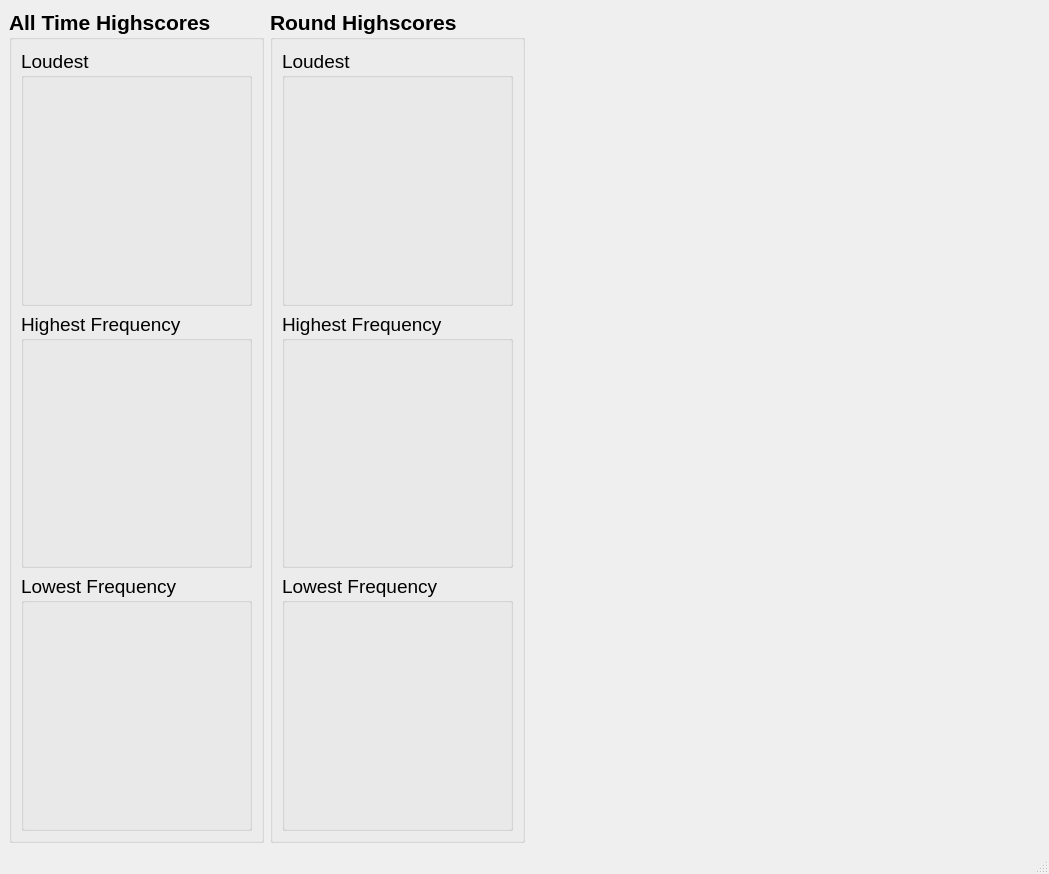
This is scores.ui in jens-j/krijseenprijs as Qt 5 draws it before an edit. The edited form follows.
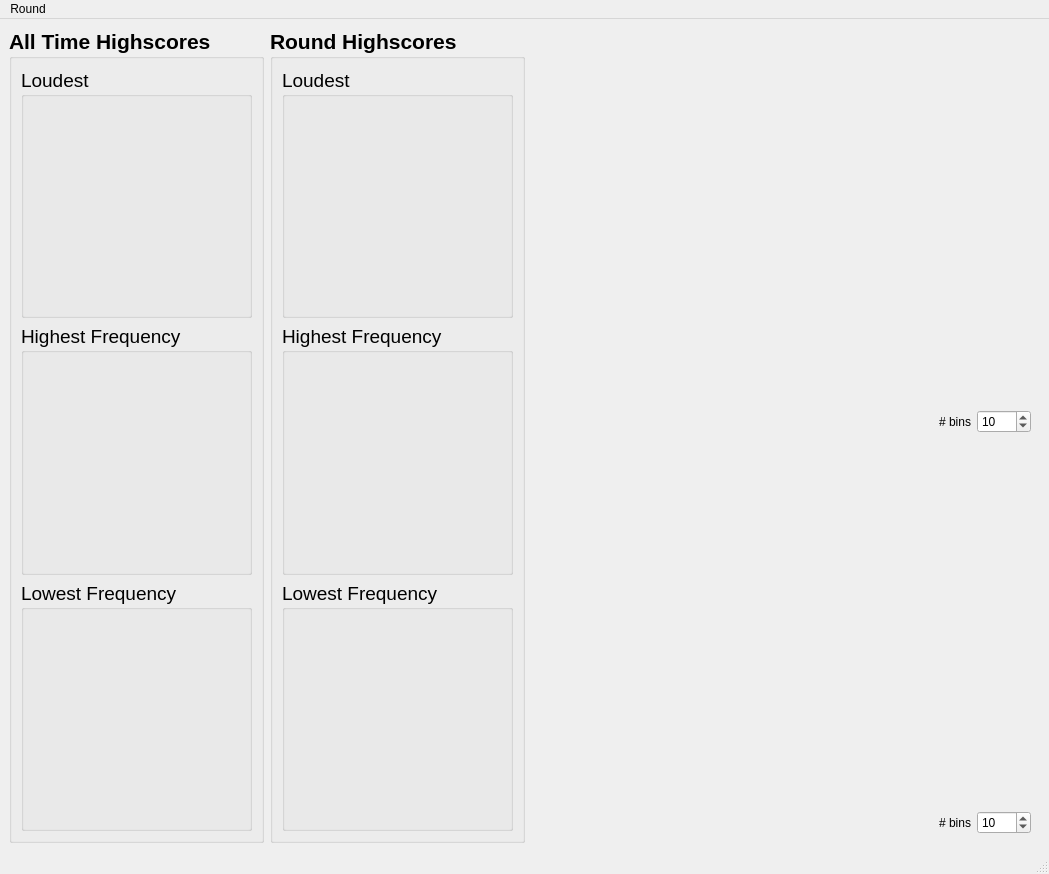
This is the edited form. Custom widgets are drawn as their Qt base class.

```diff
--- a/scores.ui
+++ b/scores.ui
@@ -243,10 +243,99 @@
       </property>
       <layout class="QVBoxLayout" name="verticalLayout">
        <item>
-        <widget class="PlotWidget" name="powerHistogram" native="true"/>
+        <widget class="PlotWidget" name="powerHistogram" native="true">
+         <property name="sizePolicy">
+          <sizepolicy hsizetype="Preferred" vsizetype="Preferred">
+           <horstretch>0</horstretch>
+           <verstretch>1</verstretch>
+          </sizepolicy>
+         </property>
+        </widget>
        </item>
        <item>
-        <widget class="PlotWidget" name="frequencyHistogram" native="true"/>
+        <layout class="QHBoxLayout" name="horizontalLayout_2">
+         <item>
+          <spacer name="horizontalSpacer">
+           <property name="orientation">
+            <enum>Qt::Horizontal</enum>
+           </property>
+           <property name="sizeHint" stdset="0">
+            <size>
+             <width>40</width>
+             <height>20</height>
+            </size>
+           </property>
+          </spacer>
+         </item>
+         <item>
+          <widget class="QLabel" name="label">
+           <property name="text">
+            <string># bins</string>
+           </property>
+          </widget>
+         </item>
+         <item>
+          <widget class="QSpinBox" name="boxPowerBins">
+           <property name="minimum">
+            <number>5</number>
+           </property>
+           <property name="maximum">
+            <number>1000</number>
+           </property>
+           <property name="value">
+            <number>10</number>
+           </property>
+          </widget>
+         </item>
+        </layout>
+       </item>
+       <item>
+        <widget class="PlotWidget" name="frequencyHistogram" native="true">
+         <property name="sizePolicy">
+          <sizepolicy hsizetype="Preferred" vsizetype="Preferred">
+           <horstretch>0</horstretch>
+           <verstretch>1</verstretch>
+          </sizepolicy>
+         </property>
+         <zorder>groupBox_4</zorder>
+        </widget>
+       </item>
+       <item>
+        <layout class="QHBoxLayout" name="horizontalLayout_6">
+         <item>
+          <spacer name="horizontalSpacer_3">
+           <property name="orientation">
+            <enum>Qt::Horizontal</enum>
+           </property>
+           <property name="sizeHint" stdset="0">
+            <size>
+             <width>40</width>
+             <height>20</height>
+            </size>
+           </property>
+          </spacer>
+         </item>
+         <item>
+          <widget class="QLabel" name="label_3">
+           <property name="text">
+            <string># bins</string>
+           </property>
+          </widget>
+         </item>
+         <item>
+          <widget class="QSpinBox" name="boxFrequencyBins">
+           <property name="minimum">
+            <number>5</number>
+           </property>
+           <property name="maximum">
+            <number>1000</number>
+           </property>
+           <property name="value">
+            <number>10</number>
+           </property>
+          </widget>
+         </item>
+        </layout>
        </item>
       </layout>
      </widget>
@@ -259,9 +348,17 @@
      <x>0</x>
      <y>0</y>
      <width>1049</width>
-     <height>19</height>
+     <height>30</height>
     </rect>
    </property>
+   <widget class="QMenu" name="menuNew_Round">
+    <property name="title">
+     <string>Round</string>
+    </property>
+    <addaction name="separator"/>
+    <addaction name="actionNewRound"/>
+   </widget>
+   <addaction name="menuNew_Round"/>
   </widget>
   <widget class="QStatusBar" name="statusbar"/>
  </widget>
```
Left out of the diff: 5 changed lines with no effect on the pictures.
